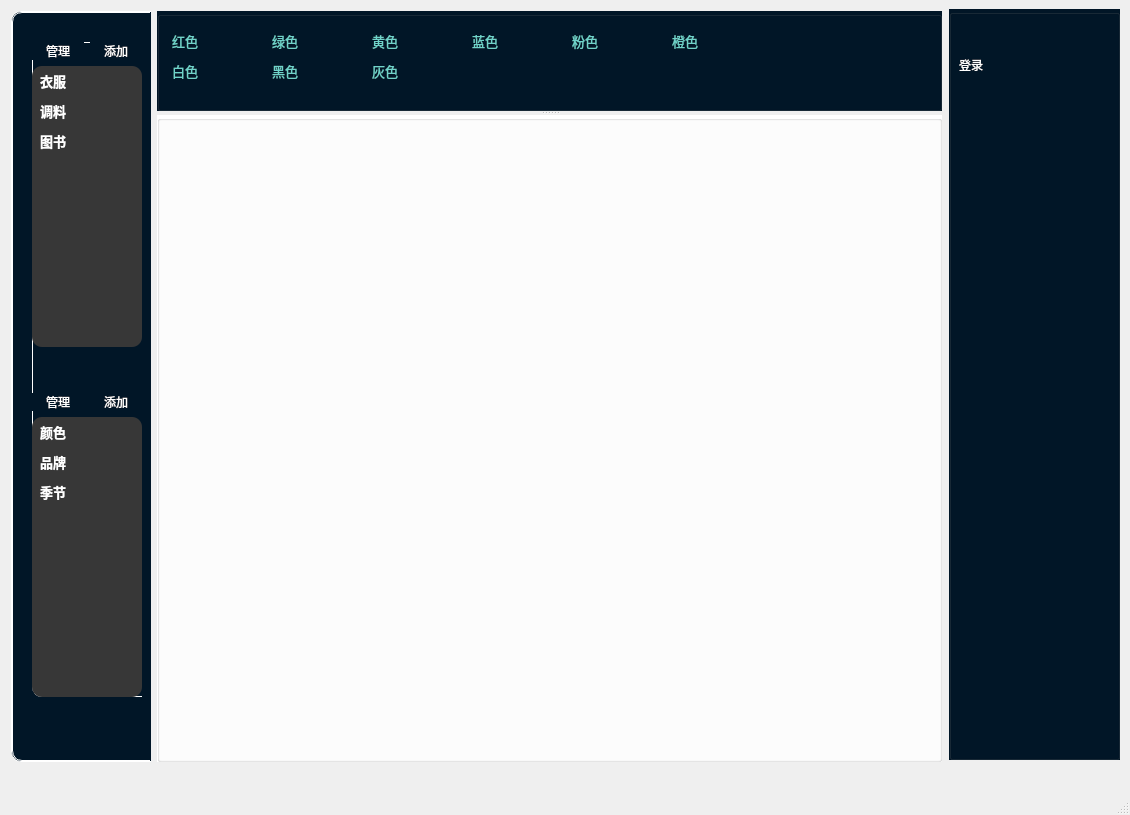
The window that code/managerUI.ui (RachelWealth/IoT-course-practice) describes before a commit, drawn with Qt 5.
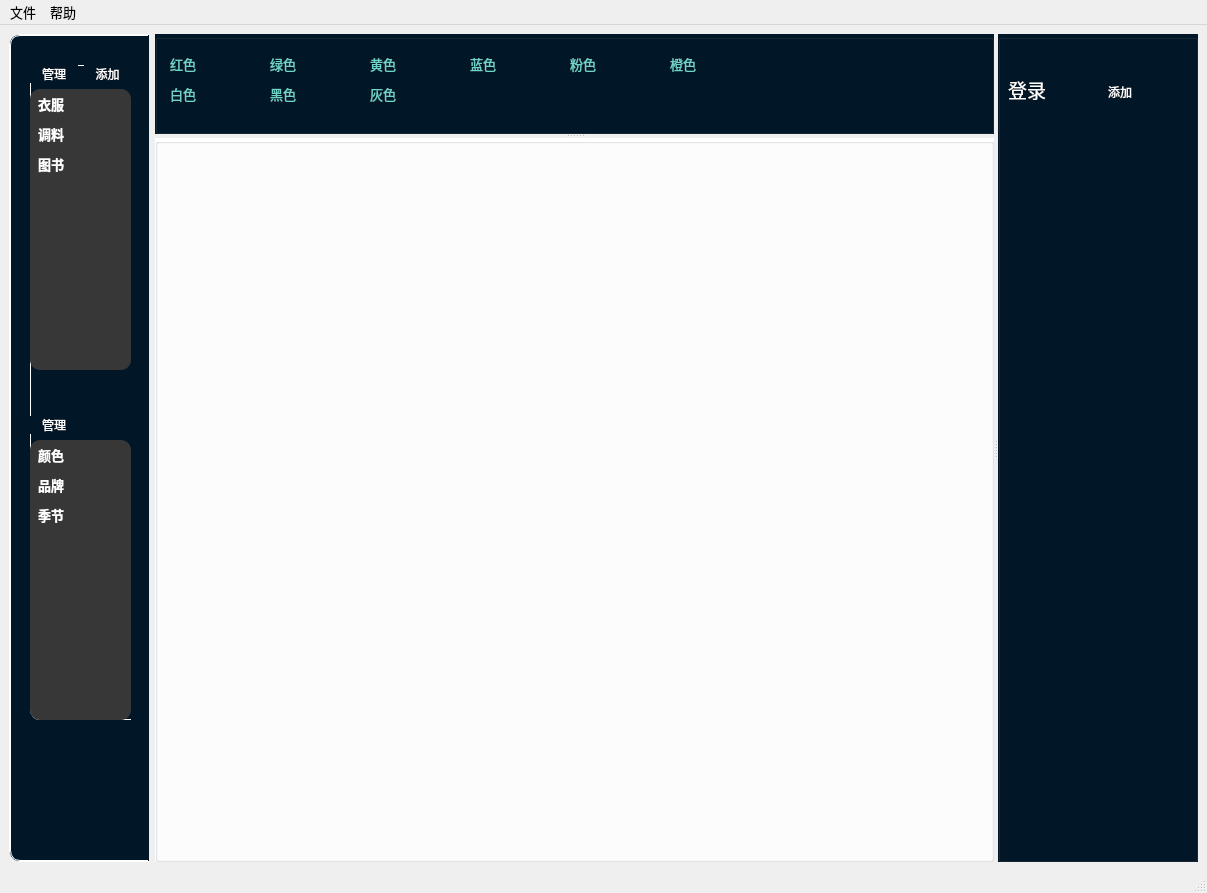
The same window after the commit.

What changed in the file:
```diff
--- a/code/managerUI.ui
+++ b/code/managerUI.ui
@@ -9,8 +9,8 @@
    <rect>
     <x>0</x>
     <y>0</y>
-    <width>1130</width>
-    <height>815</height>
+    <width>1207</width>
+    <height>893</height>
    </rect>
   </property>
   <property name="font">
@@ -28,102 +28,13 @@
    <bool>false</bool>
   </property>
   <widget class="QWidget" name="centralwidget">
-   <widget class="QGroupBox" name="groupBox_3">
-    <property name="geometry">
-     <rect>
-      <x>949</x>
-      <y>9</y>
-      <width>171</width>
-      <height>751</height>
-     </rect>
-    </property>
-    <property name="styleSheet">
-     <string notr="true">background-color:rgb(1,22,39);</string>
-    </property>
-    <property name="title">
-     <string/>
-    </property>
-    <widget class="QLabel" name="label">
-     <property name="geometry">
-      <rect>
-       <x>10</x>
-       <y>30</y>
-       <width>111</width>
-       <height>51</height>
-      </rect>
-     </property>
-     <property name="styleSheet">
-      <string notr="true">font: 14pt &quot;AcadEref&quot;;
-color:white;</string>
-     </property>
-     <property name="text">
-      <string>登录</string>
-     </property>
-    </widget>
-    <widget class="QLabel" name="label_2">
-     <property name="geometry">
-      <rect>
-       <x>20</x>
-       <y>90</y>
-       <width>51</width>
-       <height>41</height>
-      </rect>
-     </property>
-     <property name="styleSheet">
-      <string notr="true">font: 10pt &quot;宋体&quot;;
-color:white;
-</string>
-     </property>
-     <property name="text">
-      <string/>
-     </property>
-    </widget>
-    <widget class="QLabel" name="label_5">
-     <property name="geometry">
-      <rect>
-       <x>20</x>
-       <y>190</y>
-       <width>51</width>
-       <height>41</height>
-      </rect>
-     </property>
-     <property name="styleSheet">
-      <string notr="true">font: 10pt &quot;宋体&quot;;
-color:white;
-</string>
-     </property>
-     <property name="text">
-      <string/>
-     </property>
-    </widget>
-    <widget class="QLabel" name="label_6">
-     <property name="geometry">
-      <rect>
-       <x>20</x>
-       <y>140</y>
-       <width>51</width>
-       <height>41</height>
-      </rect>
-     </property>
-     <property name="styleSheet">
-      <string notr="true">font: 10pt &quot;宋体&quot;;
-color:white;
-</string>
-     </property>
-     <property name="text">
-      <string/>
-     </property>
-    </widget>
-   </widget>
-   <widget class="QWidget" name="">
-    <property name="geometry">
-     <rect>
-      <x>11</x>
-      <y>11</y>
-      <width>931</width>
-      <height>751</height>
-     </rect>
-    </property>
+   <layout class="QGridLayout" name="gridLayout_2">
+    <item row="0" column="0">
+     <widget class="QSplitter" name="splitter_2">
+      <property name="orientation">
+       <enum>Qt::Horizontal</enum>
+      </property>
+      <widget class="QWidget" name="layoutWidget">
     <layout class="QHBoxLayout" name="horizontalLayout_3">
      <item>
       <widget class="QScrollArea" name="scrollArea">
@@ -151,7 +62,7 @@
           <x>0</x>
           <y>0</y>
           <width>138</width>
-          <height>747</height>
+             <height>816</height>
          </rect>
         </property>
         <widget class="QWidget" name="layoutWidget">
@@ -159,7 +70,7 @@
           <rect>
            <x>20</x>
            <y>30</y>
-           <width>110</width>
+              <width>101</width>
            <height>655</height>
           </rect>
          </property>
@@ -356,7 +267,7 @@
 font: 7pt &quot;AcadEref&quot;;</string>
               </property>
               <property name="text">
-               <string>添加</string>
+                  <string/>
               </property>
              </widget>
             </item>
@@ -643,18 +554,137 @@
      </item>
     </layout>
    </widget>
-  </widget>
-  <widget class="QMenuBar" name="menubar">
+      <widget class="QGroupBox" name="groupBox_3">
+       <property name="maximumSize">
+        <size>
+         <width>200</width>
+         <height>16777215</height>
+        </size>
+       </property>
+       <property name="styleSheet">
+        <string notr="true">background-color:rgb(1,22,39);</string>
+       </property>
+       <property name="title">
+        <string/>
+       </property>
+       <widget class="QLabel" name="labelLogin">
+        <property name="geometry">
+         <rect>
+          <x>10</x>
+          <y>30</y>
+          <width>111</width>
+          <height>51</height>
+         </rect>
+        </property>
+        <property name="font">
+         <font>
+          <family>宋体</family>
+          <pointsize>14</pointsize>
+          <weight>50</weight>
+          <italic>false</italic>
+          <bold>false</bold>
+         </font>
+        </property>
+        <property name="styleSheet">
+         <string notr="true">color:white;
+font: 14pt &quot;宋体&quot;;</string>
+        </property>
+        <property name="text">
+         <string>登录</string>
+        </property>
+       </widget>
+       <widget class="QLabel" name="labelBirthday">
    <property name="geometry">
     <rect>
-     <x>0</x>
-     <y>0</y>
-     <width>1130</width>
-     <height>26</height>
-    </rect>
-   </property>
+          <x>20</x>
+          <y>90</y>
+          <width>51</width>
+          <height>41</height>
+         </rect>
+        </property>
+        <property name="styleSheet">
+         <string notr="true">font: 10pt &quot;宋体&quot;;
+color:white;
+</string>
+        </property>
+        <property name="text">
+         <string/>
+        </property>
+       </widget>
+       <widget class="QLabel" name="labelID">
+        <property name="geometry">
+         <rect>
+          <x>20</x>
+          <y>140</y>
+          <width>51</width>
+          <height>41</height>
+         </rect>
+        </property>
+        <property name="styleSheet">
+         <string notr="true">font: 10pt &quot;宋体&quot;;
+color:white;
+</string>
+        </property>
+        <property name="text">
+         <string/>
+        </property>
+       </widget>
+       <widget class="QLabel" name="labelAddMeber">
+        <property name="geometry">
+         <rect>
+          <x>110</x>
+          <y>50</y>
+          <width>51</width>
+          <height>16</height>
+         </rect>
+        </property>
+        <property name="styleSheet">
+         <string notr="true">color:white;</string>
+        </property>
+        <property name="text">
+         <string>添加</string>
+        </property>
+       </widget>
+      </widget>
+     </widget>
+    </item>
+   </layout>
   </widget>
   <widget class="QStatusBar" name="statusbar"/>
+  <widget class="QMenuBar" name="menuBar">
+   <property name="geometry">
+    <rect>
+     <x>0</x>
+     <y>0</y>
+     <width>1207</width>
+     <height>26</height>
+    </rect>
+   </property>
+   <widget class="QMenu" name="menu">
+    <property name="title">
+     <string>文件</string>
+    </property>
+    <addaction name="actionlianjie"/>
+   </widget>
+   <widget class="QMenu" name="menu_2">
+    <property name="title">
+     <string>帮助</string>
+    </property>
+    <addaction name="actionabout"/>
+   </widget>
+   <addaction name="menu"/>
+   <addaction name="menu_2"/>
+  </widget>
+  <action name="actionlianjie">
+   <property name="text">
+    <string>连接</string>
+   </property>
+  </action>
+  <action name="actionabout">
+   <property name="text">
+    <string>关于</string>
+   </property>
+  </action>
  </widget>
  <resources/>
  <connections/>
```
Lines whose indentation alone changed are shown as unchanged.
